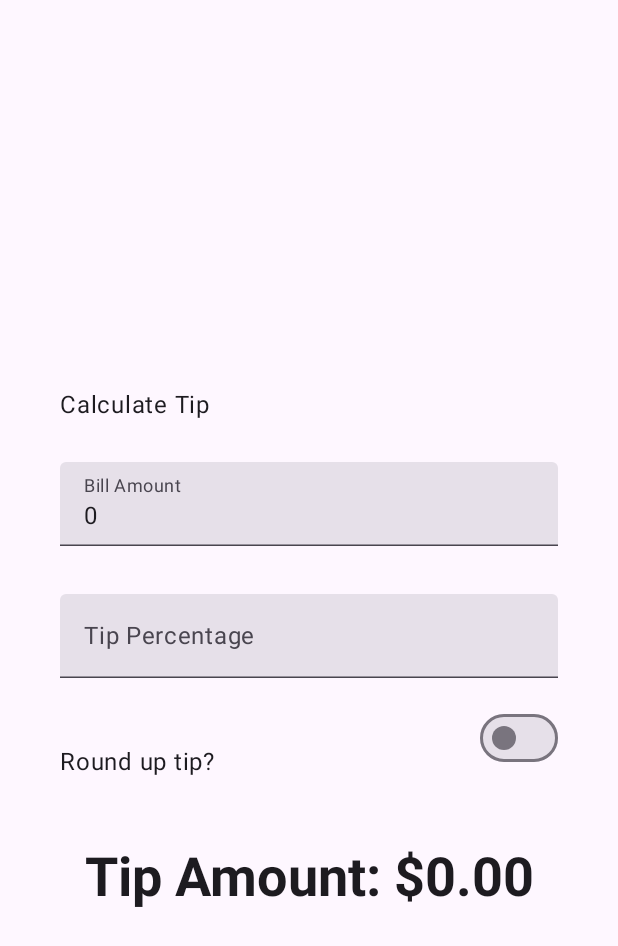
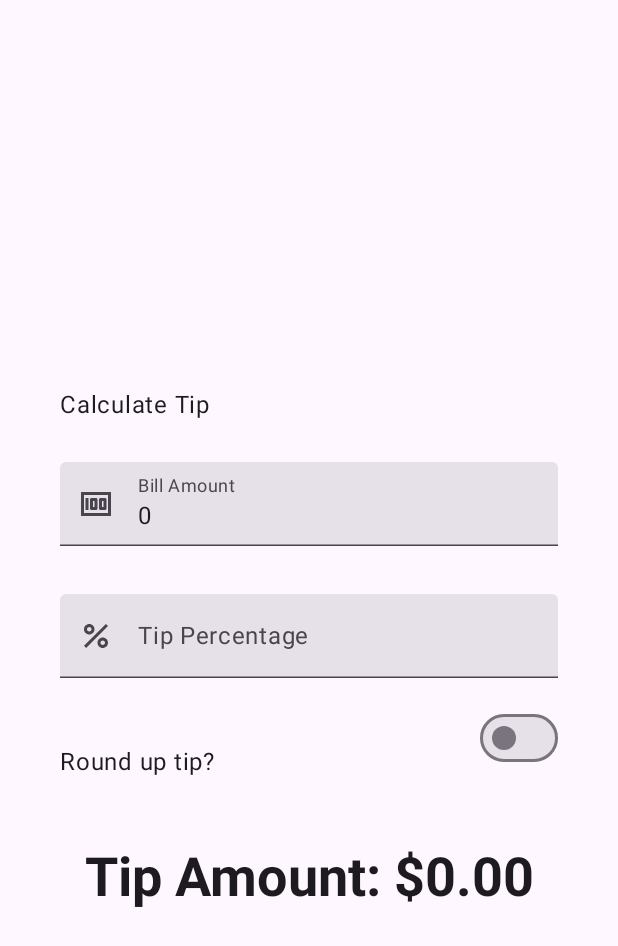
Before and after one commit to mcastre1/AndroidBasics, an Android app built with Jetpack Compose: the screen it shows after launch (MainActivity), on a phone screen of 412 x 824 dp. Shown: the top 946 px of the screen. Run offline under Robolectric (Android 15) with nearby library versions, the phone set to English and light mode, and no system bars.

Commit message:
Added a leading icon to a textfield.

```diff
--- a/basic-android-kotlin-compose-training-tip-calculator-starter/app/src/main/java/com/example/tiptime/MainActivity.kt
+++ b/basic-android-kotlin-compose-training-tip-calculator-starter/app/src/main/java/com/example/tiptime/MainActivity.kt
@@ -20,6 +20,7 @@ import android.os.Bundle
 import androidx.activity.ComponentActivity
 import androidx.activity.compose.setContent
 import androidx.activity.enableEdgeToEdge
+import androidx.annotation.DrawableRes
 import androidx.annotation.StringRes
 import androidx.compose.foundation.layout.Arrangement
 import androidx.compose.foundation.layout.Column
@@ -37,6 +38,7 @@ import androidx.compose.foundation.layout.wrapContentWidth
 import androidx.compose.foundation.rememberScrollState
 import androidx.compose.foundation.text.KeyboardOptions
 import androidx.compose.foundation.verticalScroll
+import androidx.compose.material3.Icon
 import androidx.compose.material3.MaterialTheme
 import androidx.compose.material3.Surface
 import androidx.compose.material3.Switch
@@ -50,6 +52,7 @@ import androidx.compose.runtime.remember
 import androidx.compose.runtime.setValue
 import androidx.compose.ui.Alignment
 import androidx.compose.ui.Modifier
+import androidx.compose.ui.res.painterResource
 import androidx.compose.ui.res.stringResource
 import androidx.compose.ui.text.input.ImeAction
 import androidx.compose.ui.text.input.KeyboardType
@@ -103,6 +106,7 @@ fun TipTimeLayout() {
         Spacer(modifier = Modifier.height(10.dp))
         EditNumberField(
             label = R.string.bill_amount,
+            leadingIcon= R.drawable.money,
             value = amountInput,
             onValueChange = { amountInput = it },
             keyboardOptions = KeyboardOptions.Default.copy(
@@ -116,6 +120,7 @@ fun TipTimeLayout() {
         EditNumberField(
             label = R.string.how_was_the_service,
             value = tipInput,
+            leadingIcon= R.drawable.percent,
             onValueChange = { tipInput = it },
             keyboardOptions = KeyboardOptions.Default.copy(
                 keyboardType = KeyboardType.Number,
@@ -140,6 +145,7 @@ fun TipTimeLayout() {
 @Composable
 fun EditNumberField(
     @StringRes label: Int,
+    @DrawableRes leadingIcon: Int,
     value: String,
     onValueChange: (String) -> Unit,
     keyboardOptions: KeyboardOptions,
@@ -147,6 +153,7 @@ fun EditNumberField(
 ) {
 
     TextField(
+        leadingIcon = { Icon(painter = painterResource(id = leadingIcon), null) },
         value = value,
         onValueChange = onValueChange,
         label = {
```
